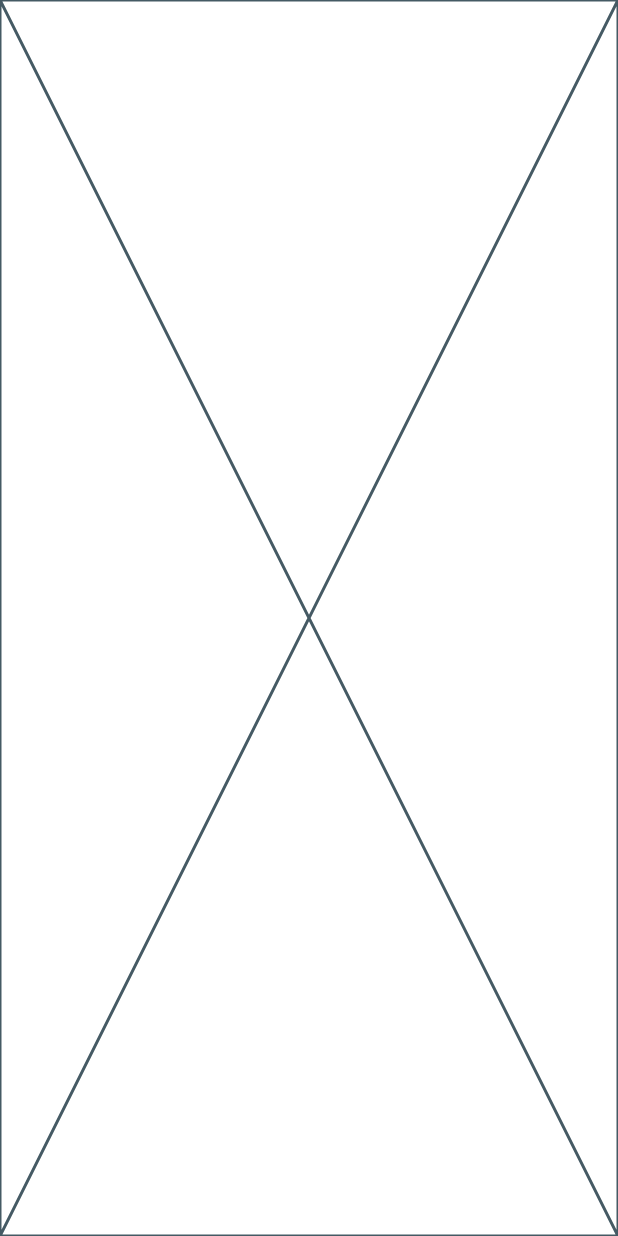
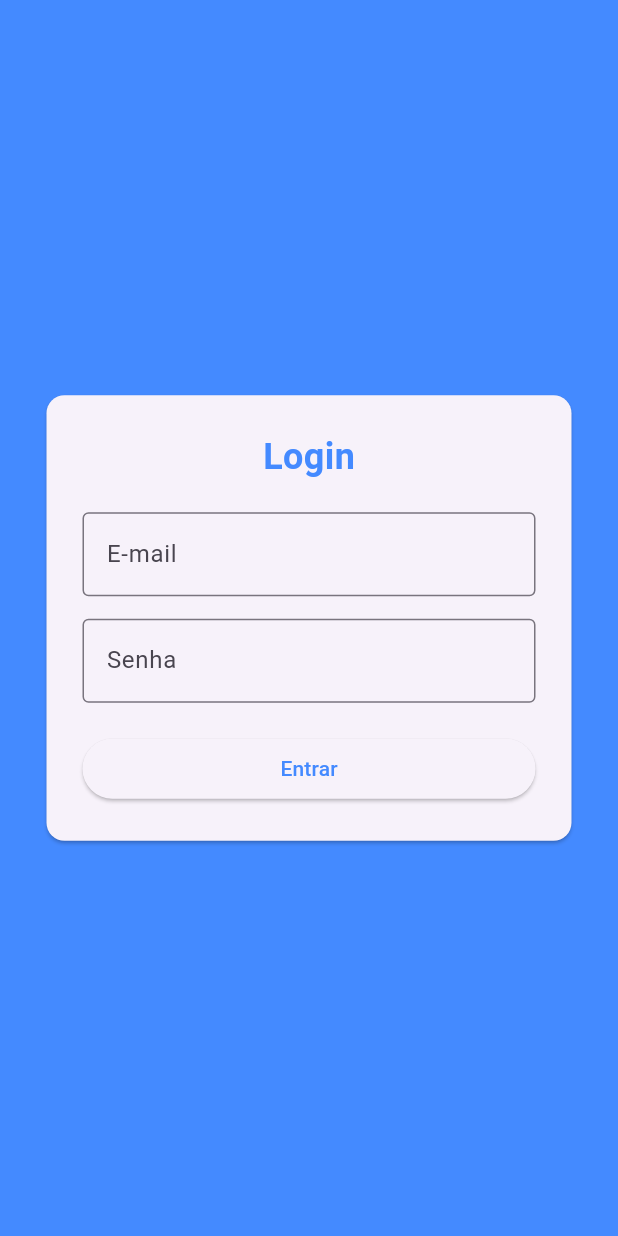
Before and after one commit to pedrofeld/boost_help, a Flutter app: the screen it shows after launch, on a phone screen of 412 x 824 dp. Run offline on Flutter 3.47's test engine with Material 3 defaults, Android fonts, the phone set to English and light mode, and no system bars.

Commit message:
feat: start creating the login page

```diff
--- a/lib/Home.dart
+++ /dev/null
@@ -1,15 +0,0 @@
-import 'package:flutter/material.dart';
-
-class Home extends StatefulWidget {
-  const Home({super.key});
-
-  @override
-  State<Home> createState() => _HomeState();
-}
-
-class _HomeState extends State<Home> {
-  @override
-  Widget build(BuildContext context) {
-    return const Placeholder();
-  }
-}
--- /dev/null
+++ b/lib/Login.dart
@@ -0,0 +1,79 @@
+import 'package:flutter/material.dart';
+
+class Login extends StatefulWidget {
+  const Login({super.key});
+
+  @override
+  State<Login> createState() => _HomeState();
+}
+
+class _HomeState extends State<Login> {
+  @override
+  Widget build(BuildContext context) {
+    return Scaffold(
+      backgroundColor: Colors.blueAccent,
+      body: Center(
+        child: Card(
+          child: SizedBox(
+            width: 350,
+            child: Padding(
+              padding: const EdgeInsets.all(24),
+              child: Column(
+                mainAxisSize: .min,
+                children: [
+                  Text(
+                    'Login',
+                    style: TextStyle(
+                      fontSize: 24,
+                      fontWeight: FontWeight.bold,
+                      color: Colors.blueAccent
+                    ),
+                  ),
+                  SizedBox(height: 20),
+                  TextField(
+                    decoration: InputDecoration(
+                      labelText: 'E-mail',
+                      border: OutlineInputBorder(),
+                      focusedBorder: OutlineInputBorder(
+                        borderSide: BorderSide(
+                          color: Colors.blueAccent,
+                        ),
+                      ),
+                    ),
+                  ),
+                  SizedBox(height: 15),
+                  TextField(
+                    obscureText: true,
+                    decoration: InputDecoration(
+                      labelText: 'Senha',
+                      border: OutlineInputBorder(),
+                      focusedBorder: OutlineInputBorder(
+                        borderSide: BorderSide(
+                          color: Colors.blueAccent,
+                        ),
+                      ),
+                    ),
+                  ),
+                  const SizedBox(height: 20),
+                  SizedBox(
+                    width: double.infinity,
+                    child: ElevatedButton(
+                      onPressed: () {},
+                      child: const Text(
+                          'Entrar',
+                        style: TextStyle(
+                          color: Colors.blueAccent
+                        ),
+                        selectionColor: Colors.blueAccent,
+                      ),
+                    ),
+                  ),
+                ],
+              ),
+            ),
+          ),
+        ),
+      )
+    );
+  }
+}
--- a/lib/main.dart
+++ b/lib/main.dart
@@ -1,10 +1,10 @@
 import 'package:flutter/material.dart';
-import 'Home.dart';
+import 'Login.dart';
 
 void main() {
   runApp(
     MaterialApp(
-      home: Home(),
+      home: Login(),
     ),
   );
 }
```
